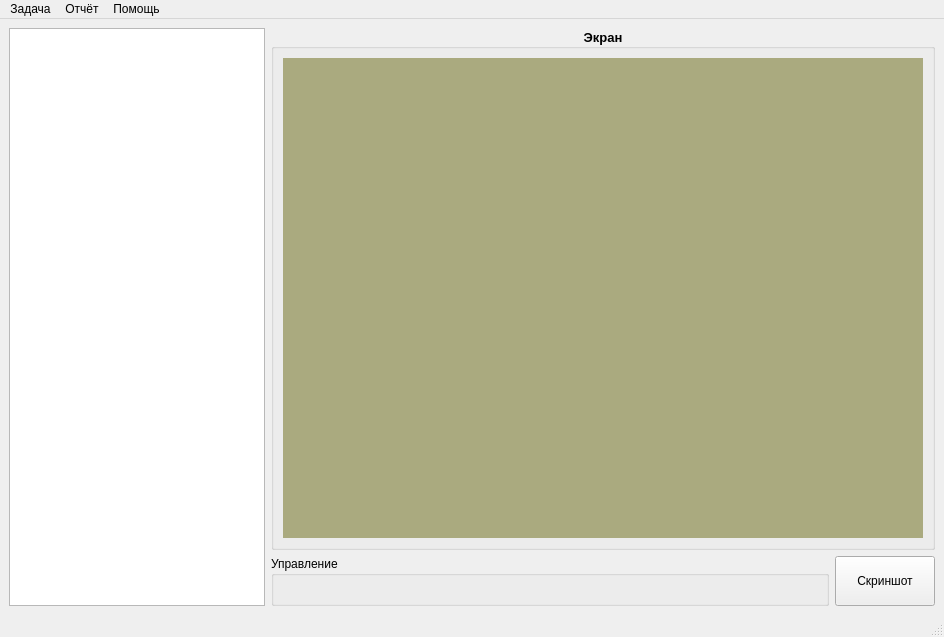
Old version of the form ImageCapture/ImageCapture/Forms/MainWindow.ui in the repository ssidko/WorkProjects.
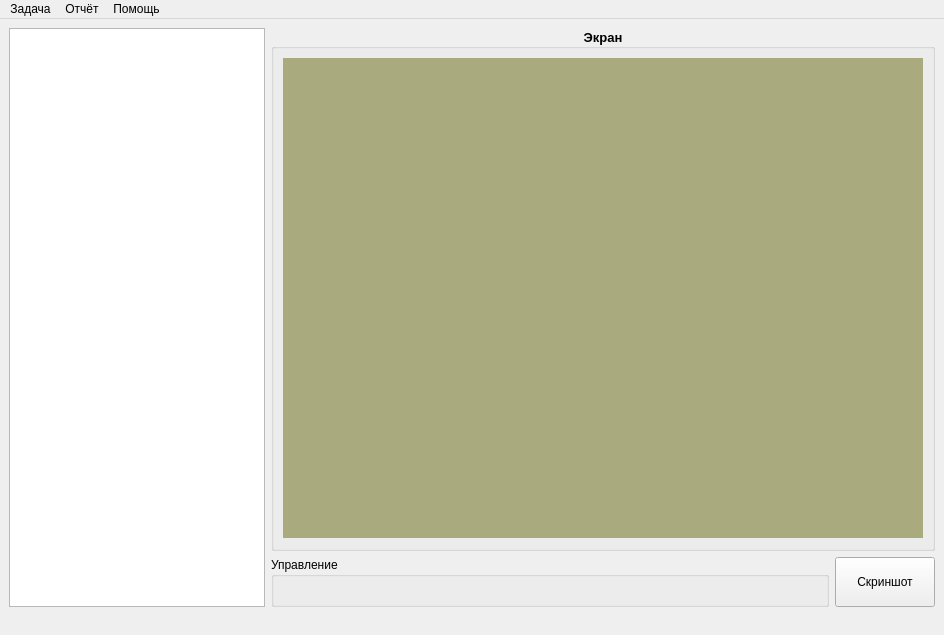
New version of the form. Icons and pictures are not drawn. Custom widgets are drawn as their Qt base class.

The edit to the form file:
```diff
--- a/ImageCapture/ImageCapture/Forms/MainWindow.ui
+++ b/ImageCapture/ImageCapture/Forms/MainWindow.ui
@@ -254,7 +254,11 @@
    <addaction name="ReportMenu"/>
    <addaction name="HelpMenu"/>
   </widget>
-  <widget class="QStatusBar" name="statusBar"/>
+  <widget class="QStatusBar" name="statusBar">
+   <property name="sizeGripEnabled">
+    <bool>false</bool>
+   </property>
+  </widget>
   <action name="CreateReportAction">
    <property name="text">
     <string>Сформировать в формате html</string>
```
